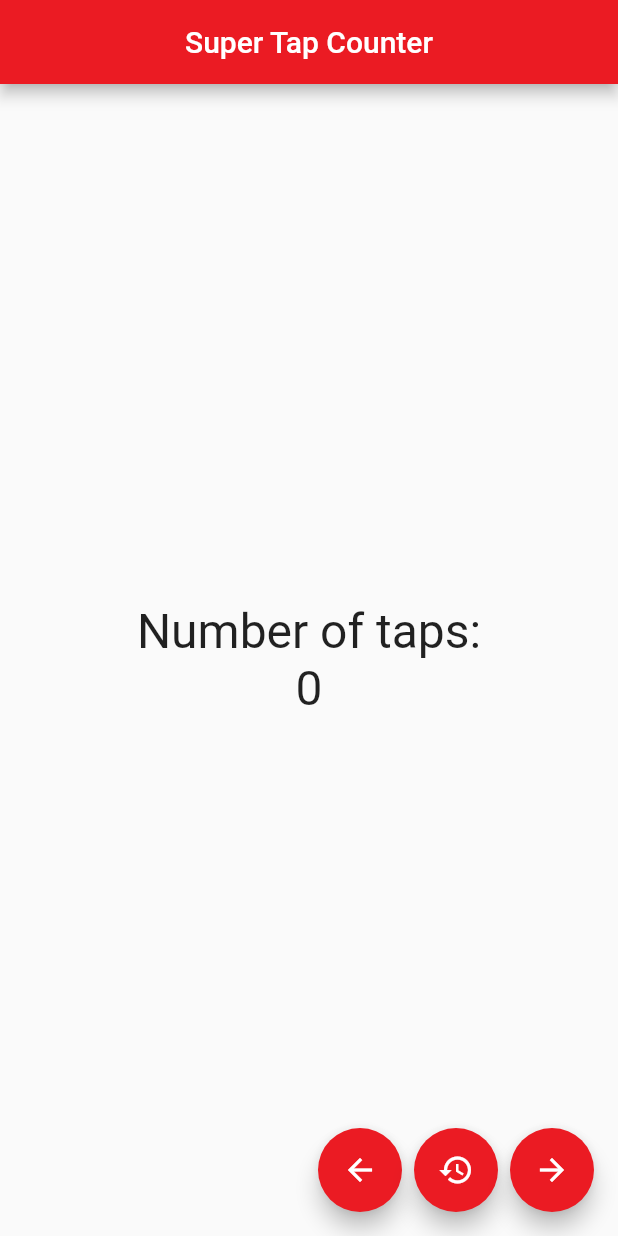
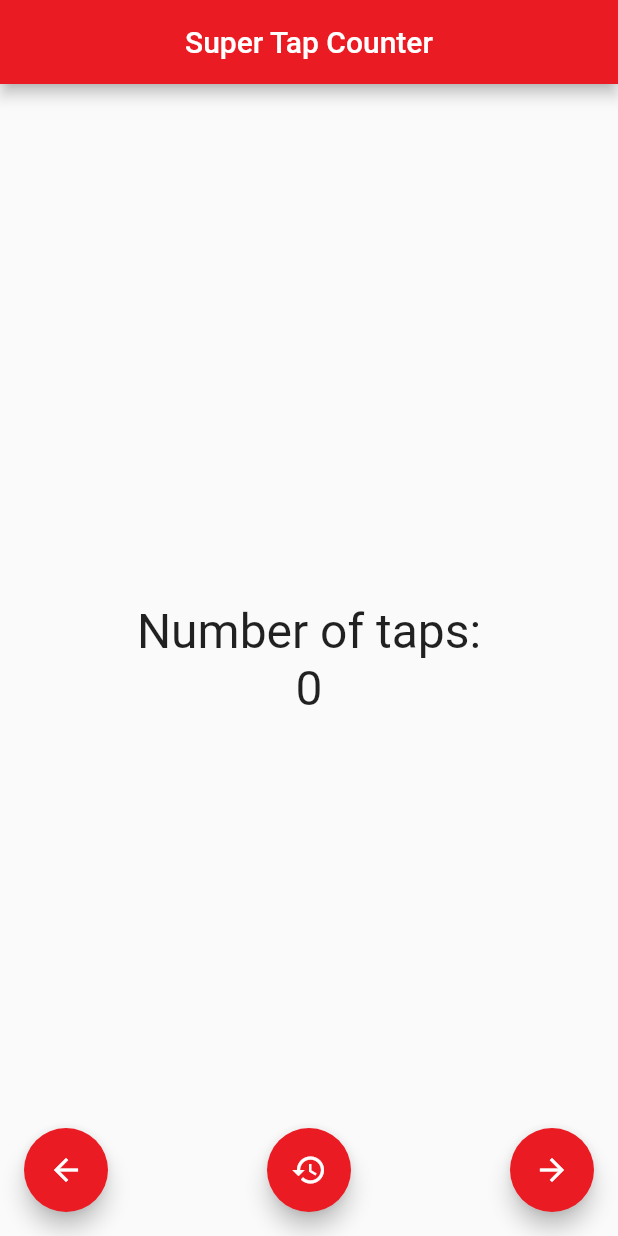
Before and after one commit to JordiDeSanta/Flutter-First-App, a Flutter app: the screen it shows after launch, on a phone screen of 412 x 824 dp. Run offline on Flutter 3.47's test engine with Material 2 defaults, Android fonts, the phone set to English and light mode, and no system bars.

Commit message:
Re-design buttons position

```diff
--- a/lib/src/pages/counter.dart
+++ b/lib/src/pages/counter.dart
@@ -26,6 +26,8 @@ class _CounterState extends State<Counter> {
   Widget _createButtons() {
     return Row(
       children: [
+        // Separation
+        SizedBox(width: 32.0),
         // Decrement Button
         FloatingActionButton(
           onPressed: () {
@@ -37,7 +39,7 @@ class _CounterState extends State<Counter> {
           backgroundColor: _mainColor,
         ),
         // Separation
-        SizedBox(width: 8.0),
+        Expanded(child: SizedBox()),
         // Reset Counter Button
         FloatingActionButton(
           onPressed: () {
@@ -49,7 +51,7 @@ class _CounterState extends State<Counter> {
           backgroundColor: _mainColor,
         ),
         // Separation
-        SizedBox(width: 8.0),
+        Expanded(child: SizedBox()),
         // Increment Button
         FloatingActionButton(
           onPressed: () {
```
